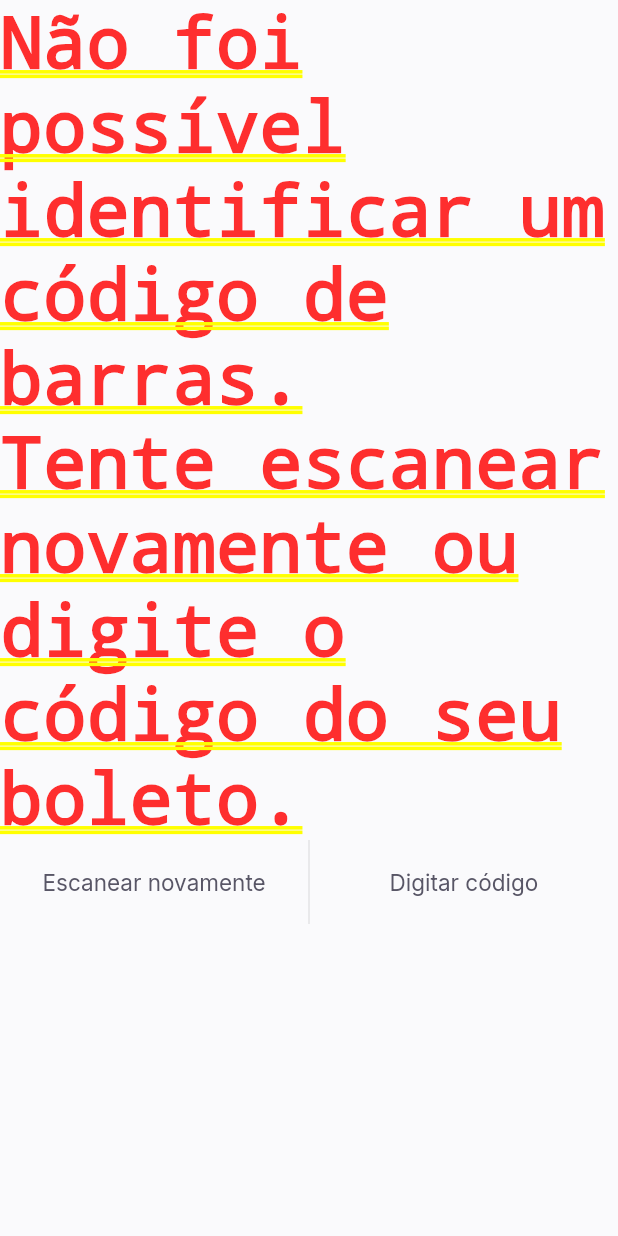
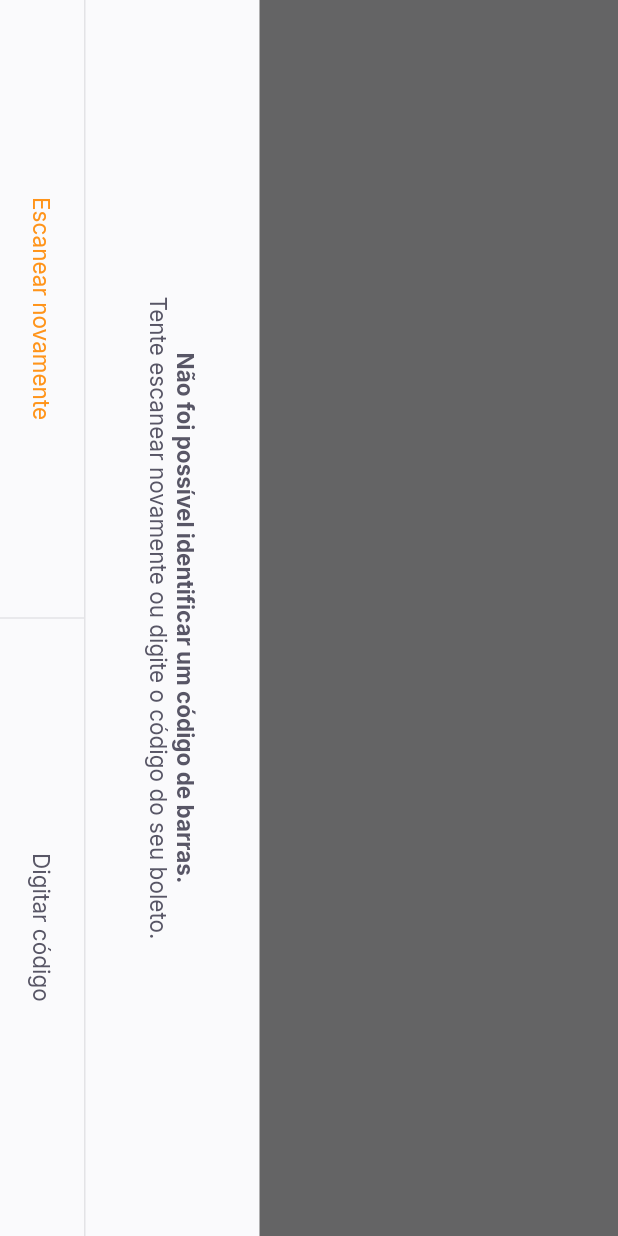
Before and after one commit to joaopaulovieira-dev/payflow, a Flutter app: the BarcodeScannerPage screen opened by its route, on a phone screen of 412 x 824 dp. Run offline on Flutter 3.47's test engine with Material 2 defaults, Android fonts, the phone set to English and light mode, and no system bars; our stand-ins replace firebase_core, google_fonts, google_sign_in, shared_preferences; accounts and stored records are empty.

Commit message:
Finish Layout Barcode Scanner

```diff
--- a/lib/shared/widgets/bottom_sheet/bottom_sheet_widget.dart
+++ b/lib/shared/widgets/bottom_sheet/bottom_sheet_widget.dart
@@ -1,4 +1,5 @@
 import 'package:flutter/material.dart';
+import 'package:payflow/shared/themes/app_text_styles.dart';
 
 import 'package:payflow/shared/themes/appcolors.dart';
 import 'package:payflow/shared/widgets/set_label_buttons/set_label_buttons_widget.dart';
@@ -22,19 +23,54 @@ class BottomSheetWidget extends StatelessWidget {
 
   @override
   Widget build(BuildContext context) {
-    return Container(
+    return SafeArea(
+      child: RotatedBox(
+        quarterTurns: 1,
+        child: Material(
+          child: Container(
             color: AppColors.shape,
             child: Column(
               children: [
-          Text(title),
-          Text(subtitle),
+                Expanded(
+                  child: Container(
+                    color: Colors.black.withOpacity(0.6),
+                  ),
+                ),
+                Column(
+                  children: [
+                    Padding(
+                      padding: const EdgeInsets.all(40.0),
+                      child: Text.rich(
+                        TextSpan(
+                          text: title,
+                          style: TextStyles.buttonBoldHeading,
+                          children: [
+                            TextSpan(
+                              text: "\n$subtitle",
+                              style: TextStyles.buttonHeading,
+                            ),
+                          ],
+                        ),
+                        textAlign: TextAlign.center,
+                      ),
+                    ),
+                    Container(
+                      height: 1,
+                      color: AppColors.stroke,
+                    ),
                     SetLabelButton(
+                        enablePrimaryColor: true,
                         primaryLabel: primaryLabel,
                         primaryOnPressed: primaryOnPressed,
                         secundaryLabel: secundaryLabel,
                         secundaryOnPressed: secundaryOnPressed)
                   ],
                 ),
+              ],
+            ),
+          ),
+        ),
+      ),
     );
   }
 }
--- a/lib/shared/widgets/label_button/label_button.dart
+++ b/lib/shared/widgets/label_button/label_button.dart
@@ -4,10 +4,12 @@ import 'package:payflow/shared/themes/app_text_styles.dart';
 class LabelButton extends StatelessWidget {
   final String label;
   final VoidCallback onPressed;
+  final TextStyle? style;
   const LabelButton({
     Key? key,
     required this.label,
     required this.onPressed,
+    this.style,
   }) : super(key: key);
 
   @override
@@ -18,7 +20,7 @@ class LabelButton extends StatelessWidget {
         onPressed: () {},
         child: Text(
           label,
-          style: TextStyles.buttonHeading,
+          style: style ?? TextStyles.buttonHeading,
         ),
       ),
     );
--- a/lib/shared/widgets/set_label_buttons/set_label_buttons_widget.dart
+++ b/lib/shared/widgets/set_label_buttons/set_label_buttons_widget.dart
@@ -1,4 +1,5 @@
 import 'package:flutter/material.dart';
+import 'package:payflow/shared/themes/app_text_styles.dart';
 
 import 'package:payflow/shared/widgets/divider_vertical/divider_vertical_widget.dart';
 import 'package:payflow/shared/widgets/label_button/label_button.dart';
@@ -8,6 +9,7 @@ class SetLabelButton extends StatelessWidget {
   final VoidCallback primaryOnPressed;
   final String secundaryLabel;
   final VoidCallback secundaryOnPressed;
+  final bool enablePrimaryColor;
 
   const SetLabelButton({
     Key? key,
@@ -15,6 +17,7 @@ class SetLabelButton extends StatelessWidget {
     required this.primaryOnPressed,
     required this.secundaryLabel,
     required this.secundaryOnPressed,
+    this.enablePrimaryColor = false,
   }) : super(key: key);
 
   @override
@@ -27,6 +30,7 @@ class SetLabelButton extends StatelessWidget {
             child: LabelButton(
               label: primaryLabel,
               onPressed: primaryOnPressed,
+              style: enablePrimaryColor ? TextStyles.buttonPrimary : null,
             ),
           ),
           DividerVerticalWidget(),
```
Lines whose indentation alone changed are shown as unchanged.
